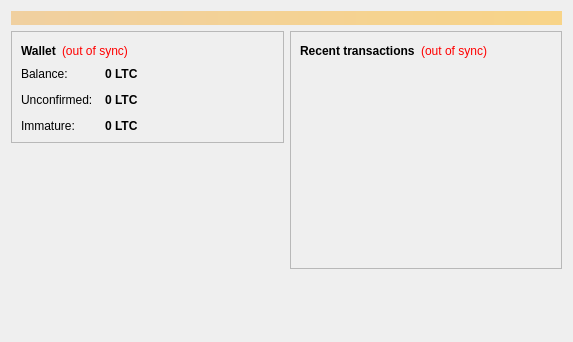
The window that src/qt/forms/overviewpage.ui (stumpyfr/tekcoin) describes before a commit, drawn with Qt 5.
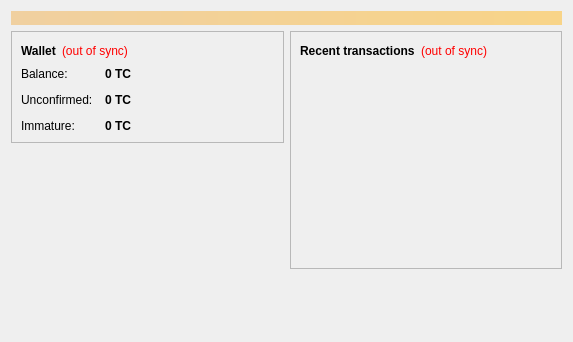
The same window after the commit.

The edit to the form file:
```diff
--- a/src/qt/forms/overviewpage.ui
+++ b/src/qt/forms/overviewpage.ui
@@ -122,7 +122,7 @@
                <string>Your current balance</string>
               </property>
               <property name="text">
-               <string notr="true">0 LTC</string>
+               <string notr="true">0 TC</string>
               </property>
               <property name="textInteractionFlags">
                <set>Qt::LinksAccessibleByMouse|Qt::TextSelectableByKeyboard|Qt::TextSelectableByMouse</set>
@@ -151,7 +151,7 @@
                <string>Total of transactions that have yet to be confirmed, and do not yet count toward the current balance</string>
               </property>
               <property name="text">
-               <string notr="true">0 LTC</string>
+               <string notr="true">0 TC</string>
               </property>
               <property name="textInteractionFlags">
                <set>Qt::LinksAccessibleByMouse|Qt::TextSelectableByKeyboard|Qt::TextSelectableByMouse</set>
@@ -177,7 +177,7 @@
                <string>Mined balance that has not yet matured</string>
               </property>
               <property name="text">
-               <string notr="true">0 LTC</string>
+               <string notr="true">0 TC</string>
               </property>
               <property name="textInteractionFlags">
                <set>Qt::LinksAccessibleByMouse|Qt::TextSelectableByKeyboard|Qt::TextSelectableByMouse</set>
```
